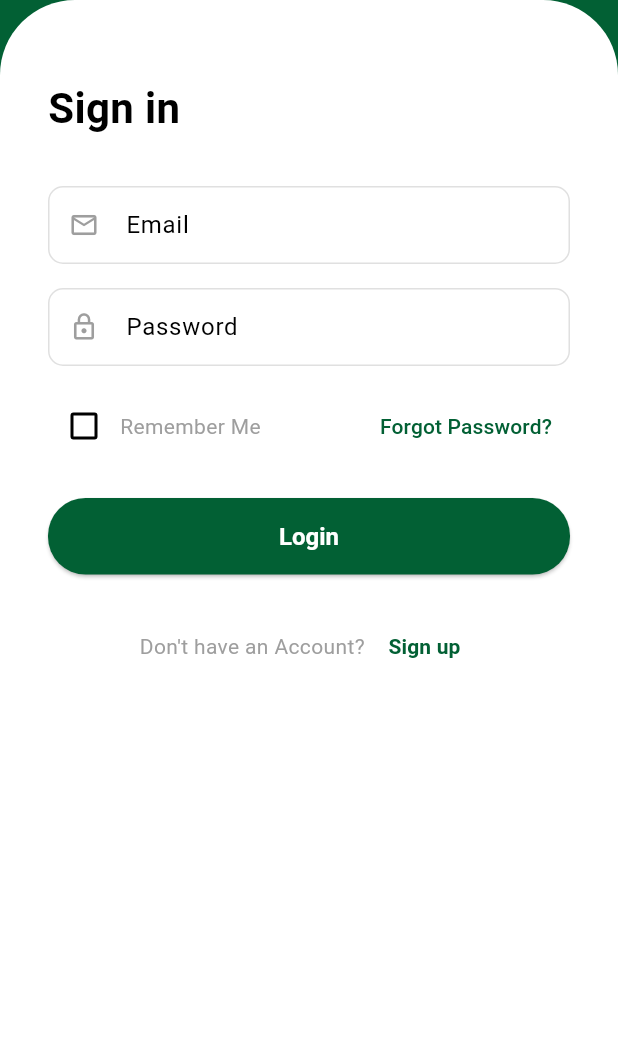
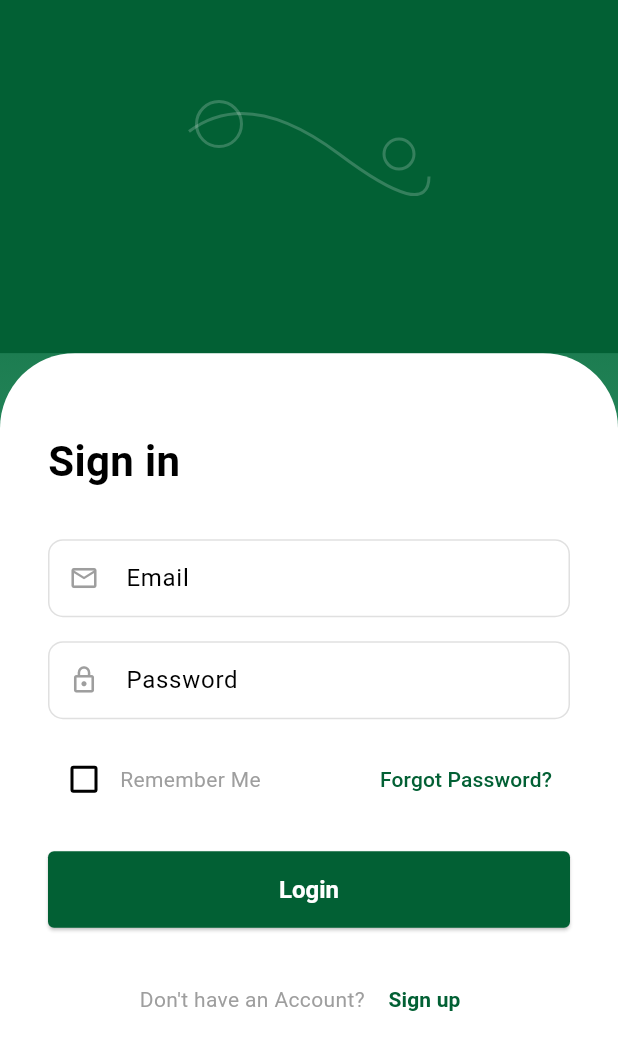
Before and after one commit to Kwickprep/AGS-APP, a Flutter app: the HomeView screen opened directly, after a tap on "Logout", on a phone screen of 412 x 824 dp. Shown: the top 1050 px of the screen. Run offline on Flutter 3.47's test engine with Material 3 defaults, Android fonts, the phone set to English and light mode, and no system bars; our stand-ins replace dio, flutter_bloc, flutter_secure_storage, get_it, go_router; accounts and stored records are empty; network calls fail.

Commit message:
updated code

```diff
--- a/lib/app.dart
+++ b/lib/app.dart
@@ -4,15 +4,16 @@ import 'config/app_theme.dart';
 import 'config/routes.dart';
 
 class MyApp extends StatelessWidget {
-  const MyApp({Key? key}) : super(key: key);
+  final bool isLoggedIn;
+
+  const MyApp({Key? key, required this.isLoggedIn}) : super(key: key);
 
   @override
   Widget build(BuildContext context) {
     return MaterialApp.router(
-      title: 'AGS APP',
       theme: AppTheme.lightTheme,
       debugShowCheckedModeBanner: false,
-      routerConfig: AppRoutes.router,
+      routerConfig: AppRoutes.router(isLoggedIn),
     );
   }
 }
--- a/lib/screens/login/login_bloc.dart
+++ b/lib/screens/login/login_bloc.dart
@@ -9,9 +9,16 @@ abstract class LoginEvent {}
 class LoginSubmitted extends LoginEvent {
   final String email;
   final String password;
+  final bool rememberMe;
 
-  LoginSubmitted({required this.email, required this.password});
+  LoginSubmitted({
+    required this.email,
+    required this.password,
+    required this.rememberMe,
+  });
 }
+
+class CheckRememberMe extends LoginEvent {}
 
 // States
 abstract class LoginState {}
@@ -30,12 +37,25 @@ class LoginError extends LoginState {
   LoginError(this.message);
 }
 
+class LoginRememberMeLoaded extends LoginState {
+  final bool rememberMe;
+  final String email;
+  final String password;
+
+  LoginRememberMeLoaded({
+    required this.rememberMe,
+    required this.email,
+    required this.password,
+  });
+}
+
 // Bloc
 class LoginBloc extends Bloc<LoginEvent, LoginState> {
   final AuthService _authService = GetIt.I<AuthService>();
 
   LoginBloc() : super(LoginInitial()) {
     on<LoginSubmitted>(_onLoginSubmitted);
+    on<CheckRememberMe>(_onCheckRememberMe);
   }
 
   Future<void> _onLoginSubmitted(
@@ -45,15 +65,30 @@ class LoginBloc extends Bloc<LoginEvent, LoginState> {
     emit(LoginLoading());
 
     try {
-      final user = await _authService.login(event.email, event.password);
+      final user = await _authService.login(
+        event.email,
+        event.password,
+        event.rememberMe,
+      );
       if (user != null) {
         emit(LoginSuccess(user));
       } else {
         emit(LoginError('Login failed. Please try again.'));
       }
     } catch (e) {
-      emit(LoginError(e.toString()));
-      print(e);
+      emit(LoginError(e.toString().replaceAll('Exception: ', '')));
     }
   }
+
+  Future<void> _onCheckRememberMe(
+      CheckRememberMe event,
+      Emitter<LoginState> emit,
+      ) async {
+    final rememberMeData = await _authService.getRememberMeData();
+    emit(LoginRememberMeLoaded(
+      rememberMe: rememberMeData['rememberMe'],
+      email: rememberMeData['email'],
+      password: rememberMeData['password'],
+    ));
+  }
 }
--- a/lib/screens/login/login_screen.dart
+++ b/lib/screens/login/login_screen.dart
@@ -15,7 +15,7 @@ class LoginScreen extends StatelessWidget {
   @override
   Widget build(BuildContext context) {
     return BlocProvider(
-      create: (context) => LoginBloc(),
+      create: (context) => LoginBloc()..add(CheckRememberMe()),
       child: const LoginView(),
     );
   }
@@ -47,6 +47,7 @@ class _LoginViewState extends State<LoginView> {
         LoginSubmitted(
           email: _emailController.text,
           password: _passwordController.text,
+          rememberMe: _rememberMe,
         ),
       );
     }
@@ -66,6 +67,15 @@ class _LoginViewState extends State<LoginView> {
                 backgroundColor: AppColors.error,
               ),
             );
+          } else if (state is LoginRememberMeLoaded) {
+            // Load saved email if remember me was checked
+            if (state.rememberMe && state.email.isNotEmpty) {
+              _emailController.text = state.email;
+              _passwordController.text = state.password;
+              setState(() {
+                _rememberMe = state.rememberMe;
+              });
+            }
           }
         },
         builder: (context, state) {
@@ -76,26 +86,26 @@ class _LoginViewState extends State<LoginView> {
                   gradient: LinearGradient(
                     begin: Alignment.topCenter,
                     end: Alignment.bottomCenter,
-                    colors: [AppColors.primary, AppColors.primary],
+                    colors: [AppColors.primary, AppColors.primaryLight],
                   ),
                 ),
                 child: SafeArea(
                   child: Column(
                     children: [
-                      // Expanded(
-                      //   flex: 2,
-                      //   child: Container(
-                      //     decoration: const BoxDecoration(
-                      //       color: AppColors.primary,
-                      //     ),
-                      //     child: Center(
-                      //       child: CustomPaint(
-                      //         size: const Size(200, 150),
-                      //         painter: LoginPatternPainter(),
-                      //       ),
-                      //     ),
-                      //   ),
-                      // ),
+                      Expanded(
+                        flex: 2,
+                        child: Container(
+                          decoration: const BoxDecoration(
+                            color: AppColors.primary,
+                          ),
+                          child: Center(
+                            child: CustomPaint(
+                              size: const Size(200, 150),
+                              painter: LoginPatternPainter(),
+                            ),
+                          ),
+                        ),
+                      ),
                       Expanded(
                         flex: 5,
                         child: Container(
@@ -144,6 +154,7 @@ class _LoginViewState extends State<LoginView> {
                                     label: 'Password',
                                     prefixIcon: Icons.lock_outline,
                                     obscureText: true,
+                                    validator: Validators.password,
                                   ),
                                   const SizedBox(height: 16),
                                   Row(
@@ -188,7 +199,7 @@ class _LoginViewState extends State<LoginView> {
                                   CustomButton(
                                     text: 'Login',
                                     onPressed: _onLogin,
-                                    isLoading: false,
+                                    isLoading: state is LoginLoading,
                                   ),
                                   const SizedBox(height: 24),
                                   Row(
@@ -226,7 +237,6 @@ class _LoginViewState extends State<LoginView> {
                   ),
                 ),
               ),
-              if (state is LoginLoading) const LoadingOverlay(),
             ],
           );
         },
@@ -234,3 +244,37 @@ class _LoginViewState extends State<LoginView> {
     );
   }
 }
+
+class LoginPatternPainter extends CustomPainter {
+  @override
+  void paint(Canvas canvas, Size size) {
+    final paint = Paint()
+      ..color = AppColors.white.withOpacity(0.2)
+      ..style = PaintingStyle.stroke
+      ..strokeWidth = 2;
+
+    // Draw decorative curves and shapes
+    final path = Path();
+    path.moveTo(20, size.height * 0.3);
+    path.quadraticBezierTo(
+      size.width * 0.3,
+      size.height * 0.1,
+      size.width * 0.6,
+      size.height * 0.4,
+    );
+    path.quadraticBezierTo(
+      size.width * 0.9,
+      size.height * 0.7,
+      size.width - 20,
+      size.height * 0.5,
+    );
+    canvas.drawPath(path, paint);
+
+    // Draw circles
+    canvas.drawCircle(Offset(40, 40), 15, paint);
+    canvas.drawCircle(Offset(size.width - 40, 60), 10, paint);
+  }
+
+  @override
+  bool shouldRepaint(covariant CustomPainter oldDelegate) => false;
+}
--- a/lib/services/auth_service.dart
+++ b/lib/services/auth_service.dart
@@ -10,7 +10,7 @@ class AuthService {
   final ApiService _apiService = GetIt.I<ApiService>();
   final StorageService _storage = GetIt.I<StorageService>();
 
-  Future<UserModel?> login(String email, String password) async {
+  Future<UserModel?> login(String email, String password, bool rememberMe) async {
     try {
       final response = await _apiService.post(
         ApiConfig.loginEndpoint,
@@ -30,6 +30,9 @@ class AuthService {
         );
         await _storage.saveUser(authResponse.data!.user);
 
+        // Save remember me preference
+        await _storage.saveRememberMe(rememberMe, email,password);
+
         return authResponse.data!.user;
       }
 
@@ -38,7 +41,7 @@ class AuthService {
       if (e.response != null) {
         throw Exception(e.response?.data['message'] ?? 'Login failed');
       }
-      throw Exception(e.error);
+      throw Exception('Network error. Please try again.');
     } catch (e) {
       rethrow;
     }
@@ -55,4 +58,25 @@ class AuthService {
   Future<UserModel?> getCurrentUser() async {
     return await _storage.getUser();
   }
+
+  Future<bool> checkAndRestoreSession() async {
+    // Check if user has valid session
+    final isLoggedIn = await _storage.isLoggedIn();
+    if (isLoggedIn) {
+      // Optionally validate token with server
+      return true;
+    }
+    return false;
+  }
+
+  Future<Map<String, dynamic>> getRememberMeData() async {
+    final rememberMe = await _storage.getRememberMe();
+    final savedEmail = await _storage.getSavedEmail();
+    final savedPassword = await _storage.getSavedEmail();
+
+    return {
+      'rememberMe': rememberMe,
+      'email': savedEmail ?? '',
+    };
+  }
 }
--- a/lib/services/storage_service.dart
+++ b/lib/services/storage_service.dart
@@ -8,6 +8,9 @@ class StorageService {
   static const String _accessTokenKey = 'access_token';
   static const String _refreshTokenKey = 'refresh_token';
   static const String _userKey = 'user_data';
+  static const String _rememberMeKey = 'remember_me';
+  static const String _savedEmailKey = 'saved_email';
+  static const String _savedPasswordKey = 'saved_password';
 
   // Token methods
   Future<void> saveTokens(String accessToken, String refreshToken) async {
@@ -37,13 +40,52 @@ class StorageService {
     return null;
   }
 
+  // Remember Me methods
+  Future<void> saveRememberMe(
+    bool rememberMe,
+    String email,
+    String password,
+  ) async {
+    await _storage.write(key: _rememberMeKey, value: rememberMe.toString());
+    if (rememberMe) {
+      await _storage.write(key: _savedEmailKey, value: email);
+      await _storage.write(key: _savedPasswordKey, value: password);
+    } else {
+      await _storage.delete(key: _savedEmailKey);
+    }
+  }
+
+  Future<bool> getRememberMe() async {
+    final value = await _storage.read(key: _rememberMeKey);
+    return value == 'true';
+  }
+
+  Future<String?> getSavedEmail() async {
+    return await _storage.read(key: _savedEmailKey);
+  }
+
+  Future<String?> getSavedPassword() async {
+    return await _storage.read(key: _savedPasswordKey);
+  }
+
   // Session methods
   Future<bool> isLoggedIn() async {
     final token = await getAccessToken();
-    return token != null;
+    final user = await getUser();
+    return token != null && user != null;
   }
 
   Future<void> clearSession() async {
+    // Keep remember me settings when clearing session
+    final rememberMe = await getRememberMe();
+    final savedEmail = await getSavedEmail();
+    final savedPassword = await getSavedPassword();
+
     await _storage.deleteAll();
+
+    // Restore remember me settings
+    if (savedEmail != null && savedPassword != null) {
+      await saveRememberMe(rememberMe, savedEmail, savedPassword);
+    }
   }
 }
--- a/lib/widgets/custom_button.dart
+++ b/lib/widgets/custom_button.dart
@@ -58,7 +58,7 @@ class CustomButton extends StatelessWidget {
           foregroundColor: AppColors.white,
           padding: const EdgeInsets.symmetric(vertical: 16),
           shape: RoundedRectangleBorder(
-            borderRadius: BorderRadius.circular(25),
+            borderRadius: BorderRadius.circular(4),
           ),
         );
       case ButtonVariant.secondary:
@@ -67,8 +67,7 @@ class CustomButton extends StatelessWidget {
           foregroundColor: AppColors.primary,
           padding: const EdgeInsets.symmetric(vertical: 16),
           shape: RoundedRectangleBorder(
-            borderRadius: BorderRadius.circular(25),
-            side: const BorderSide(color: AppColors.primary, width: 2),
+            borderRadius: BorderRadius.circular(4),
           ),
         );
       case ButtonVariant.outline:
@@ -76,7 +75,7 @@ class CustomButton extends StatelessWidget {
           foregroundColor: AppColors.primary,
           padding: const EdgeInsets.symmetric(vertical: 16),
           shape: RoundedRectangleBorder(
-            borderRadius: BorderRadius.circular(25),
+            borderRadius: BorderRadius.circular(4),
           ),
           side: const BorderSide(color: AppColors.primary, width: 1),
         );
```
Also changed, not shown: lib/config/routes.dart (+43 -6 lines), lib/main.dart (+12 -4 lines), 1 other file.
